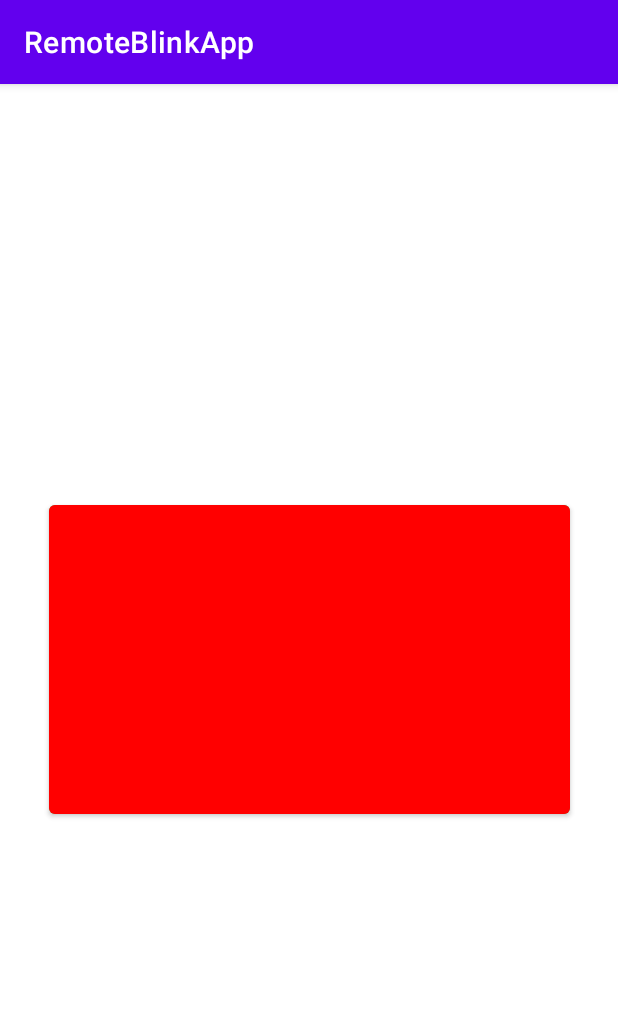
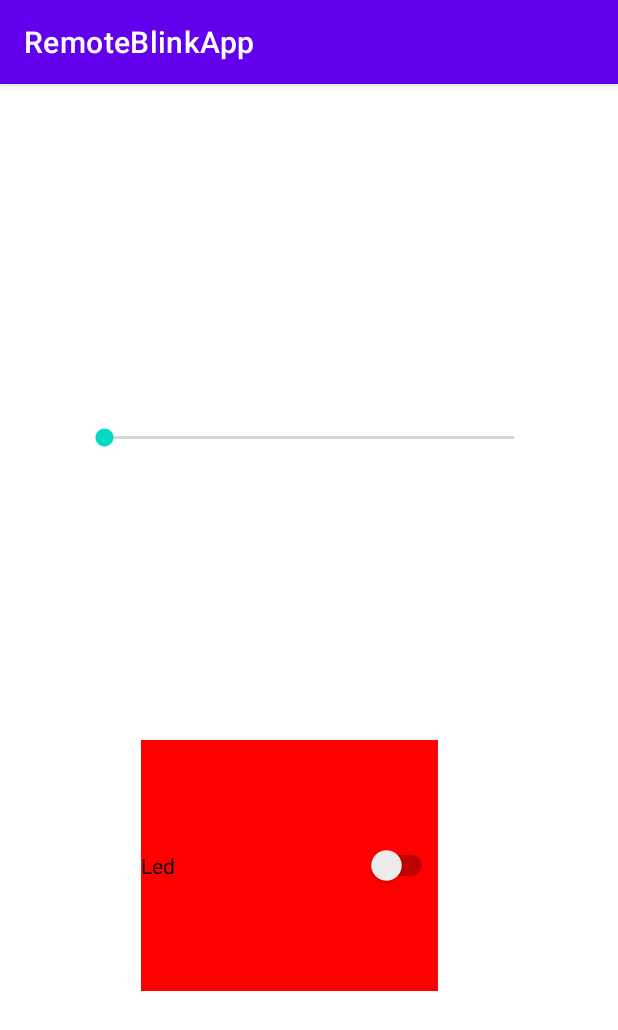
Before and after one commit to paniniDot/IoT-tasks, an Android app: the screen it shows after launch (LedSwitchEmulatedActivity before the commit, ControllerEmulatedActivity after it), after a tap on "EMULATOR", on a phone screen of 412 x 824 dp. Shown: the top 1030 px of the screen. Run offline under Robolectric (Android 15) with nearby library versions, the light colour scheme and no system bars; 2 statements that could not run were skipped.

Commit message:
add refactor android app

```diff
--- a/task3/room-app/RemoteBlinkApp/app/src/main/java/com/example/remoteblinkapp/LedSwitchActivity.java
+++ b/task3/room-app/RemoteBlinkApp/app/src/main/java/com/example/remoteblinkapp/ControllerEmulatedActivity.java
@@ -2,53 +2,48 @@ package com.example.remoteblinkapp;
 
 import androidx.appcompat.app.AppCompatActivity;
 
-import android.annotation.SuppressLint;
-import android.bluetooth.BluetoothAdapter;
-import android.bluetooth.BluetoothDevice;
-import android.bluetooth.BluetoothManager;
-import android.bluetooth.BluetoothSocket;
-import android.content.Intent;
 import android.graphics.Color;
 import android.os.Bundle;
-import android.os.Handler;
 import android.util.Log;
 import android.widget.Button;
+import android.widget.SeekBar;
 
 import java.io.IOException;
 import java.io.OutputStream;
+import java.net.Socket;
 import java.nio.charset.StandardCharsets;
 
-@SuppressLint("MissingPermission")
-public class LedSwitchActivity extends AppCompatActivity {
+public class ControllerEmulatedActivity extends AppCompatActivity {
 
-    private OutputStream bluetoothOutputStream;
     private Button remoteButton;
     private boolean ledState;
-    private BluetoothClientConnectionThread connectionThread;
-
+    private SeekBar seekBar;
+    private int servoState;
+    private OutputStream emulatedBluetoothOutputStream;
+    private EmulatedClientConnectionThread connectionThread;
 
     @Override
     protected void onCreate(Bundle savedInstanceState) {
         super.onCreate(savedInstanceState);
-        setContentView(R.layout.activity_led_switch);
-        ledState = false;
+        setContentView(R.layout.activity_controller);
         initUI();
     }
 
     private void initUI() {
         remoteButton = findViewById(R.id.remotebutton);
-        remoteButton.setBackgroundColor(Color.LTGRAY);
-        remoteButton.setEnabled(false);
         remoteButton.setOnClickListener((v) -> sendMessage());
+        seekBar = findViewById(R.id.seekBar);
+        seekBar.setOnClickListener((v) -> sendMessage());
     }
 
     private void sendMessage() {
         new Thread(() -> {
             try {
                 String message = ledState ? "off\n" : "on\n";
-                bluetoothOutputStream.write(message.getBytes(StandardCharsets.UTF_8));
+                emulatedBluetoothOutputStream.write(message.getBytes(StandardCharsets.UTF_8));
                 ledState = !ledState;
-                runOnUiThread(() -> remoteButton.setBackgroundColor(ledState? Color.GREEN : Color.RED));
+                runOnUiThread(() -> remoteButton.setBackgroundColor(ledState ? Color.GREEN : Color.RED));
+                runOnUiThread(() -> seekBar.setProgress(servoState));
             } catch (IOException e) {
                 e.printStackTrace();
             }
@@ -58,17 +53,13 @@ public class LedSwitchActivity extends AppCompatActivity {
     @Override
     protected void onStart() {
         super.onStart();
-        Intent intent = getIntent();
-        BluetoothDevice bluetoothDevice = intent.getParcelableExtra(ScanActivity.X_BLUETOOTH_DEVICE_EXTRA);
-        BluetoothAdapter btAdapter = getSystemService(BluetoothManager.class).getAdapter();
-        Log.i(C.TAG, "Connecting to " + bluetoothDevice.getName());
-        connectionThread = new BluetoothClientConnectionThread(bluetoothDevice, btAdapter, this::manageConnectedSocket);
+        connectionThread = new EmulatedClientConnectionThread(this::manageConnectedSocket);
         connectionThread.start();
     }
 
-    private void manageConnectedSocket(BluetoothSocket socket) {
+    private void manageConnectedSocket(Socket socket) {
         try {
-            bluetoothOutputStream = socket.getOutputStream();
+            emulatedBluetoothOutputStream = socket.getOutputStream();
             Log.i(C.TAG, "Connection successful!");
         } catch (IOException e) {
             Log.e(C.TAG, "Error occurred when creating output stream", e);
@@ -76,6 +67,8 @@ public class LedSwitchActivity extends AppCompatActivity {
         runOnUiThread(() -> {
             remoteButton.setEnabled(true);
             remoteButton.setBackgroundColor(Color.RED);
+            seekBar.setEnabled(true);
+            seekBar.setProgress(servoState);
         });
     }
 
@@ -84,5 +77,4 @@ public class LedSwitchActivity extends AppCompatActivity {
         super.onStop();
         connectionThread.cancel();
     }
-
 }
--- a/task3/room-app/RemoteBlinkApp/app/src/main/java/com/example/remoteblinkapp/LedSwitchEmulatedActivity.java
+++ /dev/null
@@ -1,77 +0,0 @@
-package com.example.remoteblinkapp;
-
-import androidx.appcompat.app.AppCompatActivity;
-
-import android.bluetooth.BluetoothAdapter;
-import android.bluetooth.BluetoothDevice;
-import android.bluetooth.BluetoothManager;
-import android.bluetooth.BluetoothSocket;
-import android.content.Intent;
-import android.graphics.Color;
-import android.os.Bundle;
-import android.util.Log;
-import android.widget.Button;
-
-import java.io.IOException;
-import java.io.OutputStream;
-import java.net.Socket;
-import java.nio.charset.StandardCharsets;
-
-public class LedSwitchEmulatedActivity extends AppCompatActivity {
-
-    private Button remoteButton;
-    private boolean ledState;
-    private OutputStream emulatedBluetoothOutputStream;
-    private EmulatedClientConnectionThread connectionThread;
-
-    @Override
-    protected void onCreate(Bundle savedInstanceState) {
-        super.onCreate(savedInstanceState);
-        setContentView(R.layout.activity_led_switch);
-        initUI();
-    }
-
-    private void initUI() {
-        remoteButton = findViewById(R.id.remotebutton);
-        remoteButton.setOnClickListener((v) -> sendMessage());
-    }
-
-    private void sendMessage() {
-        new Thread(() -> {
-            try {
-                String message = ledState ? "off\n" : "on\n";
-                emulatedBluetoothOutputStream.write(message.getBytes(StandardCharsets.UTF_8));
-                ledState = !ledState;
-                runOnUiThread(() -> remoteButton.setBackgroundColor(ledState? Color.GREEN : Color.RED));
-            } catch (IOException e) {
-                e.printStackTrace();
-            }
-        }).start();
-    }
-
-    @Override
-    protected void onStart() {
-        super.onStart();
-        connectionThread = new EmulatedClientConnectionThread(this::manageConnectedSocket);
-        connectionThread.start();
-    }
-
-    private void manageConnectedSocket(Socket socket) {
-        try {
-            emulatedBluetoothOutputStream = socket.getOutputStream();
-            Log.i(C.TAG, "Connection successful!");
-        } catch (IOException e) {
-            Log.e(C.TAG, "Error occurred when creating output stream", e);
-        }
-        runOnUiThread(() -> {
-            remoteButton.setEnabled(true);
-            remoteButton.setBackgroundColor(Color.RED);
-        });
-    }
-
-    @Override
-    protected void onStop() {
-        super.onStop();
-        connectionThread.cancel();
-    }
-}
--- a/task3/room-app/RemoteBlinkApp/app/src/main/java/com/example/remoteblinkapp/ScanActivity.java
+++ b/task3/room-app/RemoteBlinkApp/app/src/main/java/com/example/remoteblinkapp/ScanActivity.java
@@ -90,10 +90,7 @@ public class ScanActivity extends AppCompatActivity {
     private void initUI() {
         //shortcut to avoid bluetooth scanning if using emulator
         findViewById(R.id.emulator).setOnClickListener(v -> {
-            startActivity(new Intent(this, LedSwitchEmulatedActivity.class));
-        });
-        findViewById(R.id.emulator2).setOnClickListener(v -> {
-            startActivity(new Intent(this, ServoControllerEmulatedActivity.class));
+            startActivity(new Intent(this, ControllerEmulatedActivity.class));
         });
         scannedListView = findViewById(R.id.scannedView);
 
@@ -177,7 +174,7 @@ public class ScanActivity extends AppCompatActivity {
     @SuppressLint("MissingPermission")
     private void onDeviceClicked(BluetoothDevice device) {
         logMessage(device.getName());
-        Intent intent = new Intent(this, LedSwitchActivity.class);
+        Intent intent = new Intent(this, ControllerActivity.class);
         intent.putExtra(X_BLUETOOTH_DEVICE_EXTRA, device);
         startActivity(intent);
     }
--- /dev/null
+++ b/task3/room-app/RemoteBlinkApp/app/src/main/res/layout/activity_controller.xml
@@ -0,0 +1,34 @@
+<?xml version="1.0" encoding="utf-8"?>
+<androidx.constraintlayout.widget.ConstraintLayout xmlns:android="http://schemas.android.com/apk/res/android"
+    xmlns:app="http://schemas.android.com/apk/res-auto"
+    xmlns:tools="http://schemas.android.com/tools"
+    android:layout_width="match_parent"
+    android:layout_height="match_parent"
+    tools:context=".ControllerActivity">
+
+    <SeekBar
+        android:id="@+id/seekBar"
+        android:layout_width="305dp"
+        android:layout_height="198dp"
+        android:layout_marginStart="53dp"
+        android:layout_marginTop="137dp"
+        android:layout_marginEnd="53dp"
+        app:layout_constraintEnd_toEndOf="parent"
+        app:layout_constraintStart_toStartOf="parent"
+        app:layout_constraintTop_toTopOf="parent" />
+
+    <Switch
+        android:id="@+id/remotebutton"
+        android:layout_width="198dp"
+        android:layout_height="167dp"
+        android:layout_marginStart="93dp"
+        android:layout_marginTop="84dp"
+        android:layout_marginEnd="120dp"
+        android:layout_marginBottom="145dp"
+        android:text="Led"
+        app:layout_constraintBottom_toBottomOf="parent"
+        app:layout_constraintEnd_toEndOf="parent"
+        app:layout_constraintStart_toStartOf="parent"
+        app:layout_constraintTop_toBottomOf="@+id/seekBar" />
+
+</androidx.constraintlayout.widget.ConstraintLayout>
--- a/task3/room-app/RemoteBlinkApp/app/src/main/res/layout/activity_led_switch.xml
+++ /dev/null
@@ -1,23 +0,0 @@
-<?xml version="1.0" encoding="utf-8"?>
-<androidx.constraintlayout.widget.ConstraintLayout xmlns:android="http://schemas.android.com/apk/res/android"
-    xmlns:app="http://schemas.android.com/apk/res-auto"
-    xmlns:tools="http://schemas.android.com/tools"
-    android:layout_width="match_parent"
-    android:layout_height="match_parent"
-    tools:context=".LedSwitchActivity">
-
-    <Button
-        android:id="@+id/remotebutton"
-        android:layout_width="347dp"
-        android:layout_height="218dp"
-        android:layout_marginStart="32dp"
-        android:layout_marginTop="256dp"
-        android:layout_marginEnd="32dp"
-        android:layout_marginBottom="257dp"
-        android:backgroundTint="#4CAF50"
-        app:iconTint="#4CAF50"
-        app:layout_constraintBottom_toBottomOf="parent"
-        app:layout_constraintEnd_toEndOf="parent"
-        app:layout_constraintStart_toStartOf="parent"
-        app:layout_constraintTop_toTopOf="parent" />
-</androidx.constraintlayout.widget.ConstraintLayout>
```
Also changed, not shown: task3/room-app/RemoteBlinkApp/app/src/main/AndroidManifest.xml (+2 -16 lines), task3/room-app/RemoteBlinkApp/app/src/main/java/com/example/remoteblinkapp/ControllerActivity.java (added, +114 -0 lines), task3/room-app/RemoteBlinkApp/app/src/main/java/com/example/remoteblinkapp/ServoControllerActivity.java (deleted, +0 -79 lines), task3/room-app/RemoteBlinkApp/app/src/main/java/com/example/remoteblinkapp/ServoControllerEmulatedActivity.java (deleted, +0 -67 lines), task3/room-app/RemoteBlinkApp/app/src/main/res/layout/activity_main.xml (+8 -21 lines), task3/room-app/RemoteBlinkApp/app/src/main/res/layout/activity_servo_controller.xml (deleted, +0 -20 lines).
